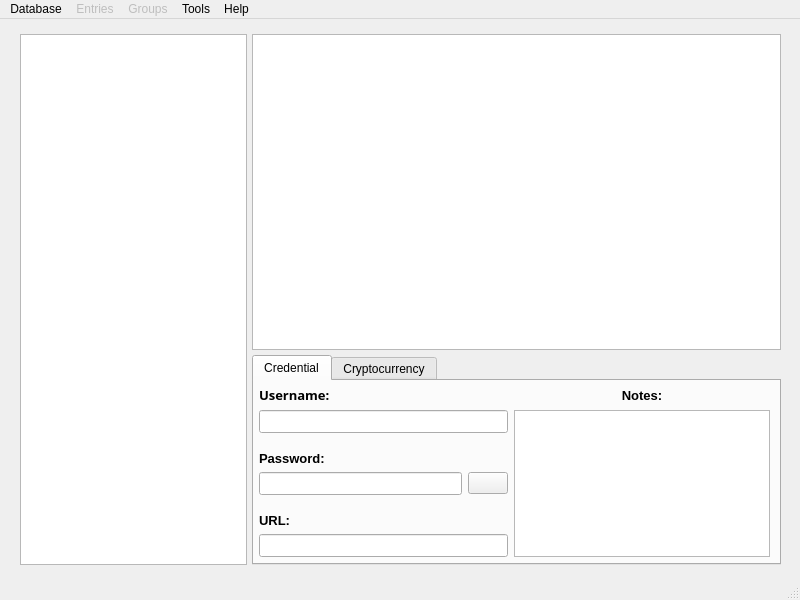
Qt form Forms/MainWindow.ui (AdrianoGoede/PassForge) before a commit.
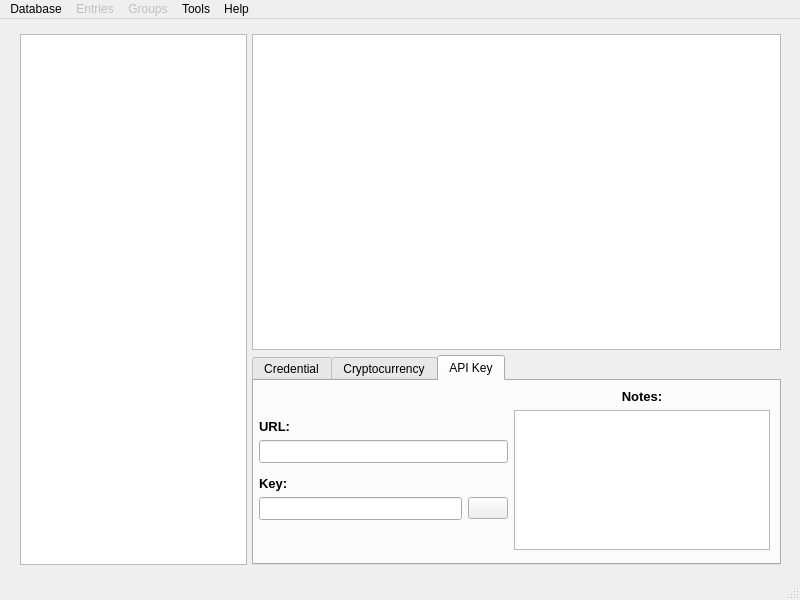
The same form after that commit. The open tabs and pages were chosen to show the change.

```diff
--- a/Forms/MainWindow.ui
+++ b/Forms/MainWindow.ui
@@ -414,6 +414,145 @@
          </layout>
         </widget>
        </widget>
+       <widget class="QWidget" name="HeaderInfoTabApiKey">
+        <attribute name="title">
+         <string>API Key</string>
+        </attribute>
+        <widget class="QWidget" name="">
+         <property name="geometry">
+          <rect>
+           <x>0</x>
+           <y>3</y>
+           <width>521</width>
+           <height>171</height>
+          </rect>
+         </property>
+         <layout class="QGridLayout" name="ApiKeyHeaderInfoLayout">
+          <property name="leftMargin">
+           <number>5</number>
+          </property>
+          <property name="topMargin">
+           <number>5</number>
+          </property>
+          <property name="rightMargin">
+           <number>5</number>
+          </property>
+          <property name="bottomMargin">
+           <number>5</number>
+          </property>
+          <item row="4" column="0">
+           <layout class="QHBoxLayout" name="ApiKeyLayout" stretch="9,1">
+            <item>
+             <widget class="QLineEdit" name="ApiKeyLineEdit">
+              <property name="font">
+               <font>
+                <pointsize>10</pointsize>
+                <bold>false</bold>
+               </font>
+              </property>
+              <property name="text">
+               <string/>
+              </property>
+              <property name="alignment">
+               <set>Qt::AlignmentFlag::AlignCenter</set>
+              </property>
+              <property name="readOnly">
+               <bool>true</bool>
+              </property>
+             </widget>
+            </item>
+            <item>
+             <widget class="QPushButton" name="ApiKeyShowButton">
+              <property name="text">
+               <string/>
+              </property>
+             </widget>
+            </item>
+           </layout>
+          </item>
+          <item row="1" column="1" rowspan="5">
+           <widget class="QPlainTextEdit" name="ApiKeyNotesTextEdit">
+            <property name="font">
+             <font>
+              <pointsize>10</pointsize>
+              <bold>false</bold>
+             </font>
+            </property>
+            <property name="readOnly">
+             <bool>true</bool>
+            </property>
+           </widget>
+          </item>
+          <item row="0" column="0" rowspan="2">
+           <widget class="QLabel" name="ApiKeyUrlLabel">
+            <property name="font">
+             <font>
+              <pointsize>10</pointsize>
+              <bold>true</bold>
+             </font>
+            </property>
+            <property name="text">
+             <string>URL:</string>
+            </property>
+            <property name="alignment">
+             <set>Qt::AlignmentFlag::AlignBottom|Qt::AlignmentFlag::AlignLeading|Qt::AlignmentFlag::AlignLeft</set>
+            </property>
+           </widget>
+          </item>
+          <item row="3" column="0">
+           <widget class="QLabel" name="ApiKeyLabel">
+            <property name="font">
+             <font>
+              <pointsize>10</pointsize>
+              <bold>true</bold>
+             </font>
+            </property>
+            <property name="text">
+             <string>Key:</string>
+            </property>
+            <property name="alignment">
+             <set>Qt::AlignmentFlag::AlignBottom|Qt::AlignmentFlag::AlignLeading|Qt::AlignmentFlag::AlignLeft</set>
+            </property>
+           </widget>
+          </item>
+          <item row="0" column="1">
+           <widget class="QLabel" name="ApiKeyNotesLabel">
+            <property name="font">
+             <font>
+              <pointsize>10</pointsize>
+              <bold>true</bold>
+             </font>
+            </property>
+            <property name="text">
+             <string>Notes:</string>
+            </property>
+            <property name="alignment">
+             <set>Qt::AlignmentFlag::AlignCenter</set>
+            </property>
+           </widget>
+          </item>
+          <item row="2" column="0">
+           <widget class="QLineEdit" name="ApiKeyUrlLineEdit">
+            <property name="font">
+             <font>
+              <pointsize>10</pointsize>
+              <bold>false</bold>
+             </font>
+            </property>
+            <property name="text">
+             <string/>
+            </property>
+            <property name="alignment">
+             <set>Qt::AlignmentFlag::AlignCenter</set>
+            </property>
+            <property name="readOnly">
+             <bool>true</bool>
+            </property>
+           </widget>
+          </item>
+         </layout>
+        </widget>
+       </widget>
       </widget>
      </item>
     </layout>
```
